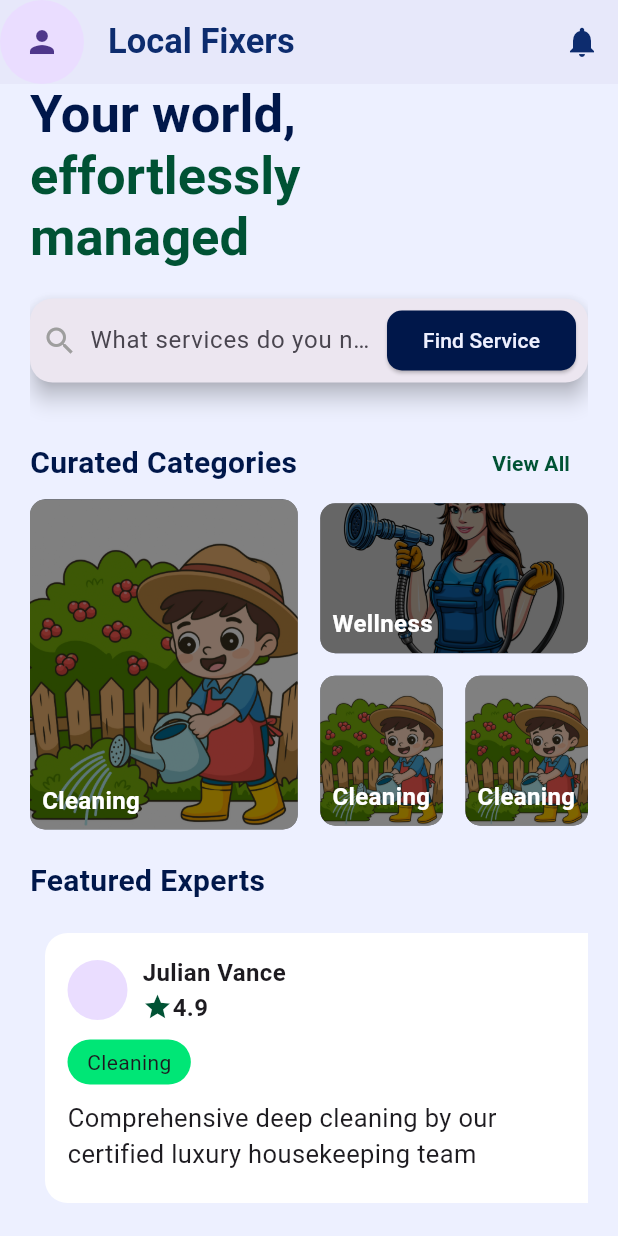
After one commit to Joyy-dev/localfixers, a Flutter app: the BuyerHomeScreens screen opened directly, after a tap on "View All", on a phone screen of 412 x 824 dp. The commit adds this screen. Run offline on Flutter 3.47's test engine with Material 3 defaults, Android fonts, the phone set to English and light mode, and no system bars; our stand-ins replace cloud_firestore, firebase_auth, firebase_core; accounts and stored records are empty.

Commit message:
buyer home screen

```diff
--- a/lib/provider/local_services.dart
+++ b/lib/provider/local_services.dart
@@ -10,7 +10,8 @@ class LocalServices with ChangeNotifier{
       description: 'Comprehensive deep cleaning by our certified luxury housekeeping team',
       featuredImage: 'assets/images/clean.png',
       rating: 4.9,
-      price: 199
+      price: 199,
+      sellername: 'Julian Vance'
     ),
     Services(
       id: 'S2',
@@ -19,7 +20,8 @@ class LocalServices with ChangeNotifier{
       description: 'Bespoke landscape architecture and seasonal maintenance for estates',
       featuredImage: 'assets/images/water.png',
       rating: 4.8,
-      price: 85
+      price: 85,
+      sellername: 'Tim Robbins'
     ),
     Services(
       id: 'S3',
@@ -28,7 +30,8 @@ class LocalServices with ChangeNotifier{
       description: 'Certified automation experts for lighting and security systems',
       featuredImage: 'assets/images/electrician.png',
       rating: 5.0,
-      price: 98
+      price: 98,
+      sellername: 'Lady D'
     ),
     Services(
       id: 'S4',
@@ -37,7 +40,8 @@ class LocalServices with ChangeNotifier{
       description: 'Urgent repairs and luxury fixture installations with precision care',
       featuredImage: 'assets/images/plumber.png',
       rating: 4.7,
-      price: 430
+      price: 430,
+      sellername: 'Jack Mayor'
     )
   ];
 
--- a/lib/provider/services.dart
+++ b/lib/provider/services.dart
@@ -3,6 +3,7 @@ import 'package:flutter/material.dart';
 class Services with ChangeNotifier{
   final String id;
   final String title;
+  final String sellername;
   final String serviceCategory;
   final String description;
   final String featuredImage;
@@ -12,6 +13,7 @@ class Services with ChangeNotifier{
   Services({
     required this.id,
     required this.title,
+    required this.sellername,
     required this.serviceCategory,
     required this.description,
     required this.featuredImage,
--- a/lib/screens/auth_screen.dart
+++ b/lib/screens/auth_screen.dart
@@ -1,4 +1,5 @@
 import 'package:flutter/material.dart';
+import 'package:localfixers/screens/buyer/buyer_home_screens.dart';
 import 'package:localfixers/screens/home_screens.dart';
 import 'package:localfixers/services/auth.dart';
 import 'package:localfixers/widget/auth_button.dart';
@@ -22,7 +23,7 @@ class _AuthScreenState extends State<AuthScreen> {
   bool _ischecked = false;
   bool _isLoading = false;
   bool _obscureText = true;
-  int _selectedIndex = 0;
+  int? _selectedIndex;
 
   @override
   void dispose() {
@@ -41,11 +42,14 @@ class _AuthScreenState extends State<AuthScreen> {
   }
 
   Future<void> _onFormSubmit() async {
-
     if (_formKey.currentState!.validate()) {
       final name = _nameController.text.trim();
       final email = _emailController.text.trim();
       final password = _passwordController.text.trim();
+
+      if (!_isLogin && _selectedIndex == null) {
+        ScaffoldMessenger.of(context).showSnackBar(SnackBar(content: Text('Please select a role')));
+      }
 
       setState(() {
         _isLoading = true;
@@ -53,35 +57,50 @@ class _AuthScreenState extends State<AuthScreen> {
 
       try {
         if (_isLogin) {
-          await _auth.signIn(email: email, password: password);
+          final userCredential = await _auth.signIn(email: email, password: password);
+          final user = userCredential.user;
+
+          if (user != null) {
+            final role = await _auth.getUserRole(user.uid);
+
+            if (mounted) {
+              if (role == 'Purchase A Service') {
+                Navigator.pushReplacement(
+                  context,
+                  MaterialPageRoute(builder: (_) => BuyerHomeScreens())
+                );
+              } else if (role == 'Sell a Service') {
+                Navigator.pushReplacement(
+                  context,
+                  MaterialPageRoute(builder: (_) => HomeScreens())
+                );
+              } else {
+                ScaffoldMessenger.of(context).showSnackBar(SnackBar(content: Text('User role not found')));
+              }
+            }
+          }
         } else {
-          await _auth.signUP(email: email, fullName: name, password: password);
+          await _auth.signUP(email: email, fullName: name, password: password, userRole: _selectedIndex == 0 ? 'Purchase A Service' : 'Sell a service');
         }
         if (mounted) {
-          if (_selectedIndex == 0) {
-            Navigator.push(
+          if (_isLogin) {
+            Navigator.pushReplacement(
               context,
               MaterialPageRoute(builder: (_) => HomeScreens())
             );
           } else {
-            if (_selectedIndex == 1) {
+            if (_selectedIndex == 0) {
+            Navigator.pushReplacement(
+              context,
+              MaterialPageRoute(builder: (_) => BuyerHomeScreens())
+            );
+          } else if (_selectedIndex == 1) {
               Navigator.pushReplacement(
                 context,
                 MaterialPageRoute(builder: (_) => HomeScreens())
               );
             }
           }
-        //   Navigator.pushReplacement(
-        //     context,
-        //     MaterialPageRoute(builder: (_) => HomeScreens())
-        //   );
-        // } else {
-        //   if (_selectedIndex == 0) {
-        //     Navigator.pushReplacement(
-        //       context,
-        //       MaterialPageRoute(builder: (_) => HomeScreens())
-        //     );
-        //   }
         }
       } catch (e) {
         if (mounted) {
@@ -160,7 +179,7 @@ class _AuthScreenState extends State<AuthScreen> {
                                     TabSwitcher(
                                       title: 'Purchase A Service',
                                       index: 0,
-                                      selectedIndex: _selectedIndex,
+                                      selectedIndex: _selectedIndex ?? -1,
                                       onTap: (i) {
                                         setState(() {
                                           _selectedIndex = i;
@@ -171,7 +190,7 @@ class _AuthScreenState extends State<AuthScreen> {
                                     TabSwitcher(
                                       title: 'Sell a service',
                                       index: 1,
-                                      selectedIndex: _selectedIndex,
+                                      selectedIndex: _selectedIndex ?? -1,
                                       onTap: (i) {
                                         setState(() {
                                           _selectedIndex = i;
@@ -336,9 +355,9 @@ class _AuthScreenState extends State<AuthScreen> {
                                     title: Text(
                                       'Keep me signed in.'
                                     ),
-                                    onChanged: (bool? ischecked) {
+                                    onChanged: (bool? value) {
                                       setState(() {
-                                        ischecked = _ischecked;
+                                        _ischecked = value ?? false;
                                       });
                                     },
                                     controlAffinity: ListTileControlAffinity.leading,
--- /dev/null
+++ b/lib/screens/buyer/buyer_home_screens.dart
@@ -0,0 +1,108 @@
+import 'package:flutter/material.dart';
+import 'package:localfixers/widget/curated_categories.dart';
+import 'package:localfixers/widget/featured_experts.dart';
+import 'package:localfixers/widget/recommendation.dart';
+import 'package:localfixers/widget/service_search.dart';
+
+class BuyerHomeScreens extends StatelessWidget {
+  const BuyerHomeScreens({super.key});
+
+  @override
+  Widget build(BuildContext context) {
+    return Scaffold(
+      appBar: AppBar(
+        leading: CircleAvatar(
+          child: Icon(Icons.person),
+        ),
+        title: Text(
+          'Local Fixers'
+        ),
+        actions: [
+          IconButton(
+            onPressed: () {},
+            icon: Icon(Icons.notifications)
+          )
+        ],
+      ),
+      body: SafeArea(
+        child: Padding(
+          padding: const EdgeInsets.symmetric(horizontal: 20),
+          child: SingleChildScrollView(
+            child: Column(
+              crossAxisAlignment: CrossAxisAlignment.start,
+              children: [
+                RichText(
+                  text: TextSpan(
+                    text: 'Your world,',
+                    style: TextStyle(
+                      fontSize: 35,
+                      color: Color(0xFF00174A),
+                      fontWeight: FontWeight.bold
+                    ),
+                    children: <TextSpan>[
+                      TextSpan(
+                        text: '\neffortlessly\nmanaged',
+                        style: TextStyle(
+                          color: Color(0xFF005234)
+                        )
+                      ),
+                    ]
+                  ),
+                ),
+                const SizedBox(height: 20,),
+                ServiceSearch(),
+                const SizedBox(height: 30,),
+                Row(
+                  mainAxisAlignment: MainAxisAlignment.spaceBetween,
+                  children: [
+                    Text(
+                      'Curated Categories',
+                      style: TextStyle(
+                        fontSize: 20,
+                        color: Color(0xFF00174A),
+                        fontWeight: FontWeight.bold
+                      ),
+                    ),
+                    TextButton(
+                      onPressed: () {},
+                      child: Text(
+                        'View All',
+                        style: TextStyle(
+                          color: Color(0xFF005234),
+                          fontWeight: FontWeight.bold
+                        ),
+                      )
+                    )
+                  ],
+                ),
+                CuratedCategories(),
+                const SizedBox(height: 20,),
+                Text(
+                  'Featured Experts',
+                  style: TextStyle(
+                    fontSize: 20,
+                    color: Color(0xFF00174A),
+                    fontWeight: FontWeight.bold
+                  ),
+                ),
+                const SizedBox(height: 10,),
+                FeaturedExperts(),
+                const SizedBox(height: 20,),
+                Text(
+                  'Recommended For You',
+                  style: TextStyle(
+                    fontSize: 20,
+                    color: Color(0xFF00174A),
+                    fontWeight: FontWeight.bold
+                  ),
+                ),
+                const SizedBox(height: 10,),
+                Recommendation()
+              ],
+            ),
+          ),
+        ),
+      ),
+    );
+  }
+}
--- a/lib/services/auth.dart
+++ b/lib/services/auth.dart
@@ -5,7 +5,7 @@ class Auth {
   final FirebaseAuth _auth = FirebaseAuth.instance;
   final FirebaseFirestore _firestore = FirebaseFirestore.instance;
 
-  Future<UserCredential?> signUP ({required String email, required String fullName, required String password}) async {
+  Future<UserCredential?> signUP ({required String email, required String fullName, required String password, required String userRole}) async {
     try {
       UserCredential userCredential = await _auth.createUserWithEmailAndPassword(email: email, password: password);
 
@@ -14,6 +14,7 @@ class Auth {
           'uid': userCredential.user!.uid,
           'fullName': fullName,
           'email': email,
+          'role': userRole,
           'createdAt': FieldValue.serverTimestamp()
         });
       }
@@ -48,4 +49,16 @@ class Auth {
   Future<void> signOut() async {
     await _auth.signOut();
   }
+
+  Future<String?> getUserRole(String uid) async {
+    try {
+      final doc = await _firestore.collection('users').doc(uid).get();
+
+      final data = doc.data();
+
+      return data?['role'];
+    } catch (e) {
+      throw Exception('Failed to fetch user role');
+    }
+  }
 }
--- /dev/null
+++ b/lib/widget/curated_categories.dart
@@ -0,0 +1,120 @@
+import 'package:flutter/material.dart';
+
+class CuratedCategories extends StatelessWidget {
+  const CuratedCategories({super.key});
+
+  @override
+  Widget build(BuildContext context) {
+    return Row(
+      children: [
+        Expanded(
+          child: Container(
+            height: 220,
+            padding: EdgeInsets.all(8),
+            alignment: Alignment.bottomLeft,
+            decoration: BoxDecoration(
+              color: Colors.black,
+              image: DecorationImage(
+                fit: BoxFit.cover,
+                opacity: 0.5,
+                image: AssetImage('assets/images/water.png')
+              ),
+              borderRadius: BorderRadius.circular(10)
+            ),
+            child: Text(
+              'Cleaning',
+              style: TextStyle(
+                fontSize: 16,
+                color: Colors.white,
+                fontWeight: FontWeight.bold
+              ),
+            ),
+          ),
+        ),
+        const SizedBox(width: 15,),
+        Expanded(
+          child: Column(
+            children: [
+              Container(
+                width: 300,
+                height: 100,
+                padding: EdgeInsets.all(8),
+                alignment: Alignment.bottomLeft,
+                decoration: BoxDecoration(
+                  color: Colors.black,
+                  borderRadius: BorderRadius.circular(10),
+                  image: DecorationImage(
+                    opacity: 0.4,
+                    fit: BoxFit.cover,
+                    image: AssetImage('assets/images/plumber.png'))
+                ),
+                child: Text(
+                  'Wellness',
+                  style: TextStyle(
+                    fontSize: 16,
+                    color: Colors.white,
+                    fontWeight: FontWeight.bold
+                  ),
+                ),
+              ),
+              const SizedBox(height: 15,),
+              Row(
+                children: [
+                  Expanded(
+                    child: Container(
+                      height: 100,
+                      padding: EdgeInsets.all(8),
+                      alignment: Alignment.bottomLeft,
+                      decoration: BoxDecoration(
+                        color: Colors.black,
+                        image: DecorationImage(
+                          fit: BoxFit.cover,
+                          opacity: 0.5,
+                          image: AssetImage('assets/images/water.png')
+                        ),
+                        borderRadius: BorderRadius.circular(10)
+                      ),
+                      child: Text(
+                        'Cleaning',
+                        style: TextStyle(
+                          fontSize: 16,
+                          color: Colors.white,
+                          fontWeight: FontWeight.bold
+                        ),
+                      ),
+                    ),
+                  ),
+                  const SizedBox(width: 15,),
+                  Expanded(
+                    child: Container(
+                      height: 100,
+                      padding: EdgeInsets.all(8),
+                      alignment: Alignment.bottomLeft,
+                      decoration: BoxDecoration(
+                        color: Colors.black,
+                        image: DecorationImage(
+                          fit: BoxFit.cover,
+                          opacity: 0.5,
+                          image: AssetImage('assets/images/water.png')
+                        ),
+                        borderRadius: BorderRadius.circular(10)
+                      ),
+                      child: Text(
+                        'Cleaning',
+                        style: TextStyle(
+                          fontSize: 16,
+                          color: Colors.white,
+                          fontWeight: FontWeight.bold
+                        ),
+                      ),
+                    ),
+                  ),
+                ],
+              )
+            ],
+          ),
+        ),
+      ],
+    );
+  }
+}
--- a/lib/widget/custom_container.dart
+++ b/lib/widget/custom_container.dart
@@ -9,6 +9,7 @@ class CustomContainer extends StatelessWidget {
     return Container(
       width: double.infinity,
       padding: EdgeInsets.all(15),
+      margin: EdgeInsets.all(10),
       decoration: BoxDecoration(
         color: Colors.white,
         borderRadius: BorderRadius.circular(15),
--- /dev/null
+++ b/lib/widget/featured_experts.dart
@@ -0,0 +1,84 @@
+import 'package:flutter/material.dart';
+import 'package:localfixers/provider/local_services.dart';
+import 'package:localfixers/widget/custom_container.dart';
+import 'package:provider/provider.dart';
+
+class FeaturedExperts extends StatelessWidget {
+  const FeaturedExperts({super.key});
+
+  @override
+  Widget build(BuildContext context) {
+    final expertsProvider = Provider.of<LocalServices>(context);
+    final expertList = expertsProvider.serviceList;
+
+    return SizedBox(
+      height: 200,
+      //width: 500,
+      child: ListView.builder(
+        itemCount: expertList.length,
+        scrollDirection: Axis.horizontal,
+        itemBuilder: (context, index) {
+          final experts = expertList[index];
+          return SizedBox(
+            width: 400,
+            child: CustomContainer(
+              Column(
+                crossAxisAlignment: CrossAxisAlignment.start,
+                children: [
+                  Row(
+                    children: [
+                      CircleAvatar(),
+                      const SizedBox(width: 10,),
+                      Column(
+                        crossAxisAlignment: CrossAxisAlignment.start,
+                        children: [
+                          Text(
+                            experts.sellername,
+                            style: TextStyle(
+                              fontSize: 16,
+                              fontWeight: FontWeight.bold
+                            ),
+                          ),
+                          Row(
+                            children: [
+                              Icon(Icons.star, size: 20, color: Color(0xFF005234),),
+                              Text(
+                                experts.rating.toString(),
+                                style: TextStyle(
+                                  fontSize: 16,
+                                  fontWeight: FontWeight.bold
+                                ),
+                              ),
+                            ],
+                          )
+                        ],
+                      )
+                    ],
+                  ),
+                  const SizedBox(height: 10,),
+                  Container(
+                    padding: EdgeInsets.symmetric(horizontal: 13, vertical: 5),
+                    decoration: BoxDecoration(
+                      color: Colors.greenAccent[400],
+                      borderRadius: BorderRadius.circular(20)
+                    ),
+                    child: Text(
+                      experts.serviceCategory
+                    ),
+                  ),
+                  const SizedBox(height: 10,),
+                  Text(
+                    experts.description,
+                    style: TextStyle(
+                      fontSize: 17
+                    ),
+                  )
+                ],
+              )
+            ),
+          );
+        },
+      ),
+    );
+  }
+}
--- /dev/null
+++ b/lib/widget/recommendation.dart
@@ -0,0 +1,139 @@
+import 'package:flutter/material.dart';
+import 'package:localfixers/provider/local_services.dart';
+import 'package:localfixers/screens/booking_screens.dart';
+import 'package:localfixers/screens/service_listing_detail_screen.dart';
+import 'package:provider/provider.dart';
+
+class Recommendation extends StatelessWidget {
+  const Recommendation({super.key});
+
+  @override
+  Widget build(BuildContext context) {
+    final recommendationProvider = Provider.of<LocalServices>(context);
+    final recommendations = recommendationProvider.serviceList;
+
+    return SizedBox(
+      height: 790,
+      child: ListView.builder(
+        itemCount: 2,
+        itemBuilder: (context, index) {
+          final recommend = recommendations[index];
+          return Container(
+            margin: EdgeInsets.symmetric(vertical: 10),
+            decoration: BoxDecoration(
+              color: Colors.white,
+              borderRadius: BorderRadius.circular(15)
+            ),
+            child: Column(
+              children: [
+                Container(
+                  height: 150,
+                  decoration: BoxDecoration(
+                    borderRadius: BorderRadius.only(topLeft: Radius.circular(15), topRight: Radius.circular(15)),
+                    image: DecorationImage(
+                      fit: BoxFit.cover,
+                      image: AssetImage(recommend.featuredImage)
+                    )
+                  ),
+                ),
+                const SizedBox(height: 29,),
+                Padding(
+                  padding: const EdgeInsets.symmetric(horizontal: 15),
+                  child: Column(
+                    crossAxisAlignment: CrossAxisAlignment.start,
+                    children: [
+                      Row(
+                        mainAxisAlignment: MainAxisAlignment.spaceBetween,
+                        children: [
+                          Text(
+                            recommend.serviceCategory.toUpperCase(),
+                            style: TextStyle(
+                              fontSize: 14,
+                              color: Color(0xFF005234),
+                            ),
+                          ),
+                          Container(
+                            padding: EdgeInsets.symmetric(horizontal: 10, vertical: 5),
+                            decoration: BoxDecoration(
+                              color: Color.fromARGB(45, 0, 23, 74),
+                              borderRadius: BorderRadius.circular(10)
+                            ),
+                            child: Text(
+                              '\$${recommend.price.toString()}',
+                              style: TextStyle(
+                                color: Color(0xFF00174A),
+                                fontWeight: FontWeight.bold
+                              ),
+                            ),
+                          )
+                        ],
+                      ),
+                      Text(
+                        recommend.title,
+                        style: TextStyle(
+                          fontSize: 20,
+                          color: Color(0xFF00174A),
+                          fontWeight: FontWeight.bold
+                        ),
+                      ),
+                      const SizedBox(height: 8,),
+                      Text(
+                        recommend.description,
+                        style: TextStyle(
+                          fontSize: 16,
+                        ),
+                      ),
+                      const SizedBox(height: 20,),
+                      Row(
+                        children: [
+                          ElevatedButton(
+                            onPressed: () {
+                              Navigator.push(
+                                context,
+                                MaterialPageRoute(builder: (_) => BookingScreens(
+                                  recommend.featuredImage,
+                                  recommend.title,
+                                  recommend.price
+                                ))
+                              );
+                            },
+                            style: ElevatedButton.styleFrom(
+                              backgroundColor: Color(0xFF00174A),
+                              foregroundColor: Colors.white
+                            ),
+                            child: Text('Book Session')
+                          ),
+                          TextButton(
+                            onPressed: () {
+                              Navigator.push(
+                                context,
+                                MaterialPageRoute(builder: (_) => ServiceListingDetailScreen(
+                                  recommend.featuredImage,
+                                  recommend.title,
+                                  recommend.rating,
+                                  recommend.price,
+                                  recommend.description
+                                ))
+                              );
+                            },
+                            child: Row(
+                              children: [
+                                Text('Details'),
+                                Icon(Icons.arrow_forward)
+                              ],
+                            )
+                          )
+                        ],
+                      ),
+                      const SizedBox(height: 10,)
+                    ],
+                  ),
+                ),
+              ],
+            ),
+          );
+        },
+      ),
+    );
+  }
+}
```
